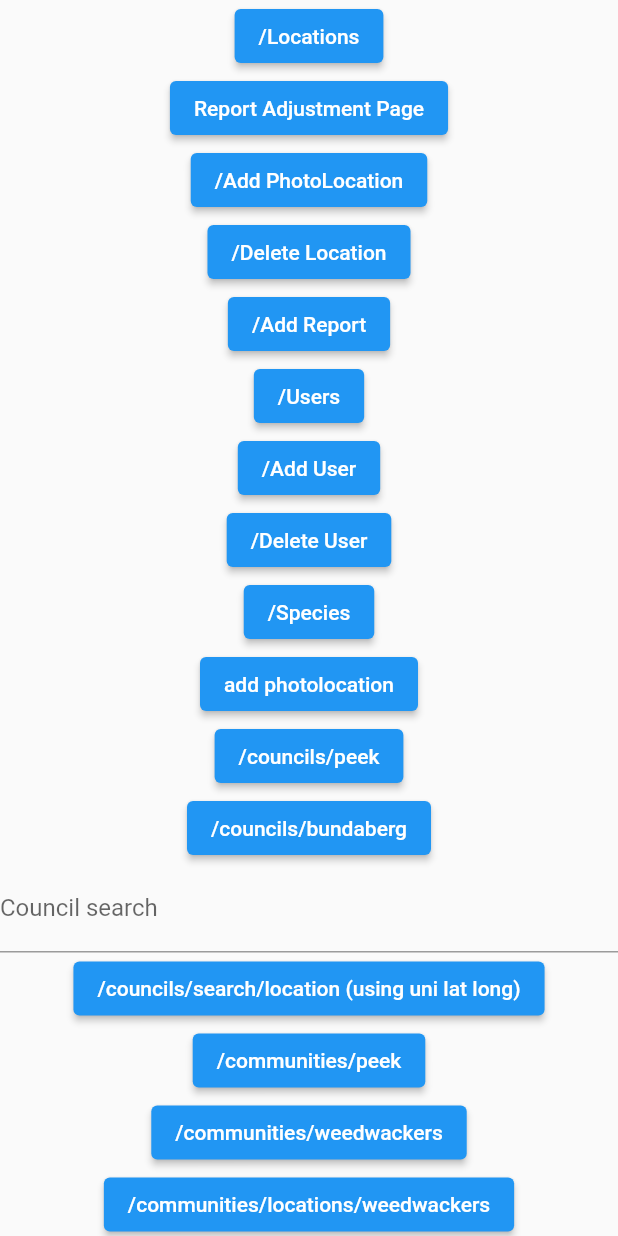
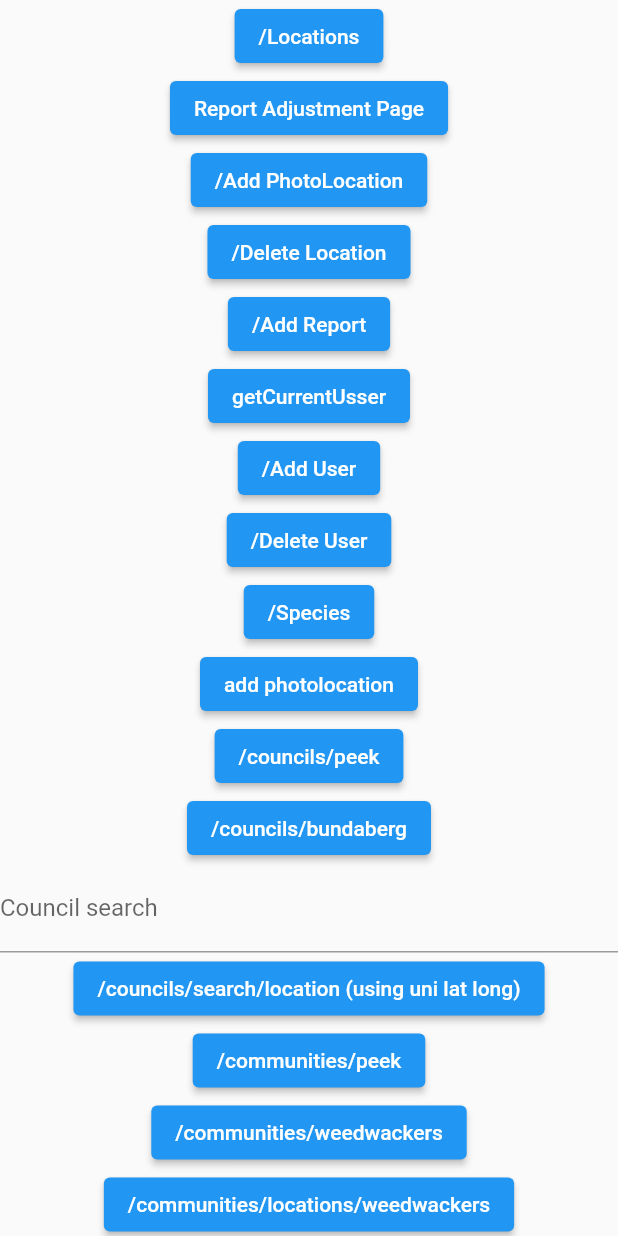
Before and after one commit to MoreMilkPerMilk/invasiveFE, a Flutter app: the HttpTestPage screen opened directly, on a phone screen of 412 x 824 dp. Run offline on Flutter 3.47's test engine with Material 2 defaults, Android fonts, the phone set to English and light mode, and no system bars; our stand-ins replace camera, carousel_slider, file_picker, flutter_map, fluttertoast, geolocator and 8 more; missing offline and left inert: flutter_map_marker_cluster, flutter_map_marker_popup, geodesy, geojson, geopoint, get_mac and 4 more; network calls fail.

Commit message:
get current user fixes and testing

```diff
--- a/lib/widgets/httpTestPage.dart
+++ b/lib/widgets/httpTestPage.dart
@@ -138,11 +138,11 @@ class HttpTestPage extends StatelessWidget {
             Spacer(),
             ElevatedButton(
               onPressed: () {
-                log("/Users");
-                getAllUsers();
+                log("getCurrentUsser");
+                getCurrentUser();
                 // getUserById(1);
               },
-              child: Text('/Users'),
+              child: Text('getCurrentUsser'),
             ),
             ElevatedButton(
               onPressed: () {
```
Also changed, not shown: lib/models/User.dart (+9 -3 lines), lib/services/httpService.dart (+15 -3 lines), pubspec.lock.
